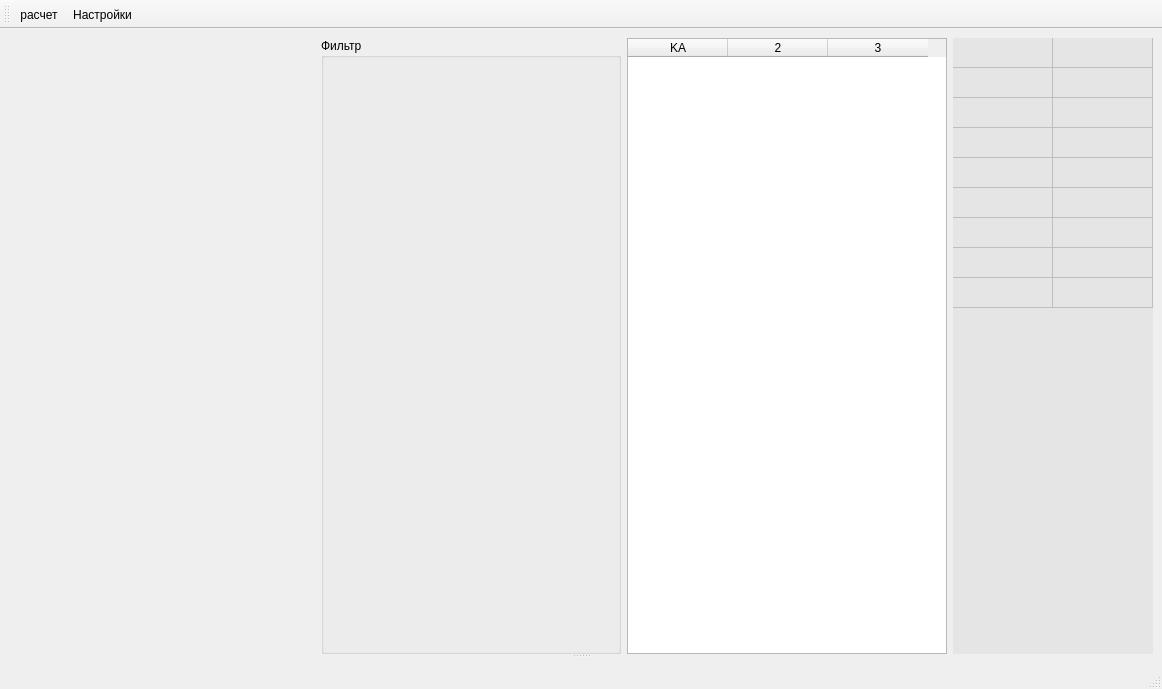
Old version of the form gui_ANGviewer/guiFormMainAngView.ui in the repository MaxxMurygin/python-ANGviewer.
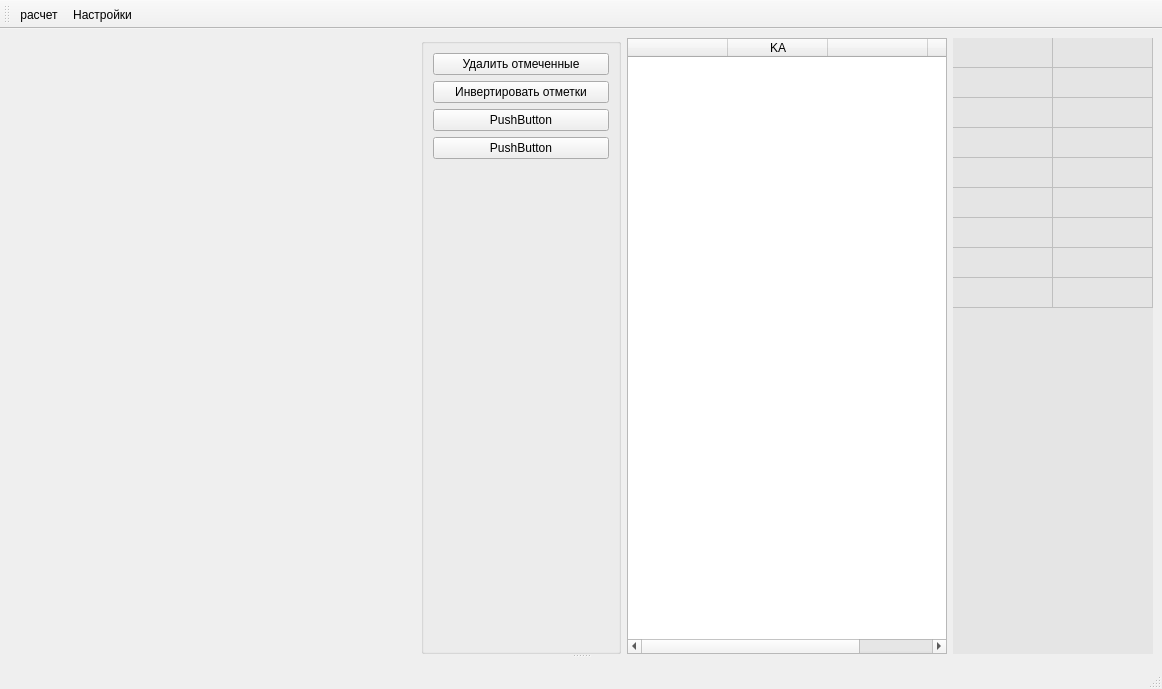
New version of the form. Icons and pictures are not drawn.

```diff
--- a/gui_ANGviewer/guiFormMainAngView.ui
+++ b/gui_ANGviewer/guiFormMainAngView.ui
@@ -31,19 +31,65 @@
            <widget class="QGroupBox" name="groupFiltr">
             <property name="minimumSize">
              <size>
-              <width>300</width>
+              <width>200</width>
               <height>0</height>
              </size>
             </property>
             <property name="maximumSize">
              <size>
-              <width>300</width>
+              <width>200</width>
               <height>16777215</height>
              </size>
             </property>
             <property name="title">
-             <string>Фильтр</string>
+             <string/>
             </property>
+            <layout class="QVBoxLayout" name="verticalLayout">
+             <item>
+              <widget class="QPushButton" name="buttDelCheck">
+               <property name="text">
+                <string>Удалить отмеченные</string>
+               </property>
+              </widget>
+             </item>
+             <item>
+              <widget class="QPushButton" name="buttInvertCheck">
+               <property name="text">
+                <string>Инвертировать отметки</string>
+               </property>
+              </widget>
+             </item>
+             <item>
+              <widget class="QPushButton" name="pushButton_3">
+               <property name="text">
+                <string>PushButton</string>
+               </property>
+              </widget>
+             </item>
+             <item>
+              <widget class="QPushButton" name="pushButton_4">
+               <property name="text">
+                <string>PushButton</string>
+               </property>
+               <property name="checked">
+                <bool>false</bool>
+               </property>
+              </widget>
+             </item>
+             <item>
+              <spacer name="verticalSpacer">
+               <property name="orientation">
+                <enum>Qt::Vertical</enum>
+               </property>
+               <property name="sizeHint" stdset="0">
+                <size>
+                 <width>20</width>
+                 <height>40</height>
+                </size>
+               </property>
+              </spacer>
+             </item>
+            </layout>
            </widget>
           </item>
           <item>
@@ -67,14 +113,22 @@
              <bool>true</bool>
             </property>
             <property name="columnCount">
-             <number>3</number>
+             <number>4</number>
             </property>
             <attribute name="horizontalHeaderVisible">
              <bool>true</bool>
             </attribute>
+            <attribute name="horizontalHeaderMinimumSectionSize">
+             <number>5</number>
+            </attribute>
             <attribute name="verticalHeaderVisible">
              <bool>false</bool>
             </attribute>
+            <column>
+             <property name="text">
+              <string/>
+             </property>
+            </column>
             <column>
              <property name="text">
               <string>KA</string>
@@ -85,12 +139,15 @@
             </column>
             <column>
              <property name="text">
-              <string>2</string>
+              <string/>
+             </property>
+             <property name="textAlignment">
+              <set>AlignCenter</set>
              </property>
             </column>
             <column>
              <property name="text">
-              <string>3</string>
+              <string>ang</string>
              </property>
             </column>
            </widget>
```
Left out of the diff: 3 changed lines with no effect on the pictures.
